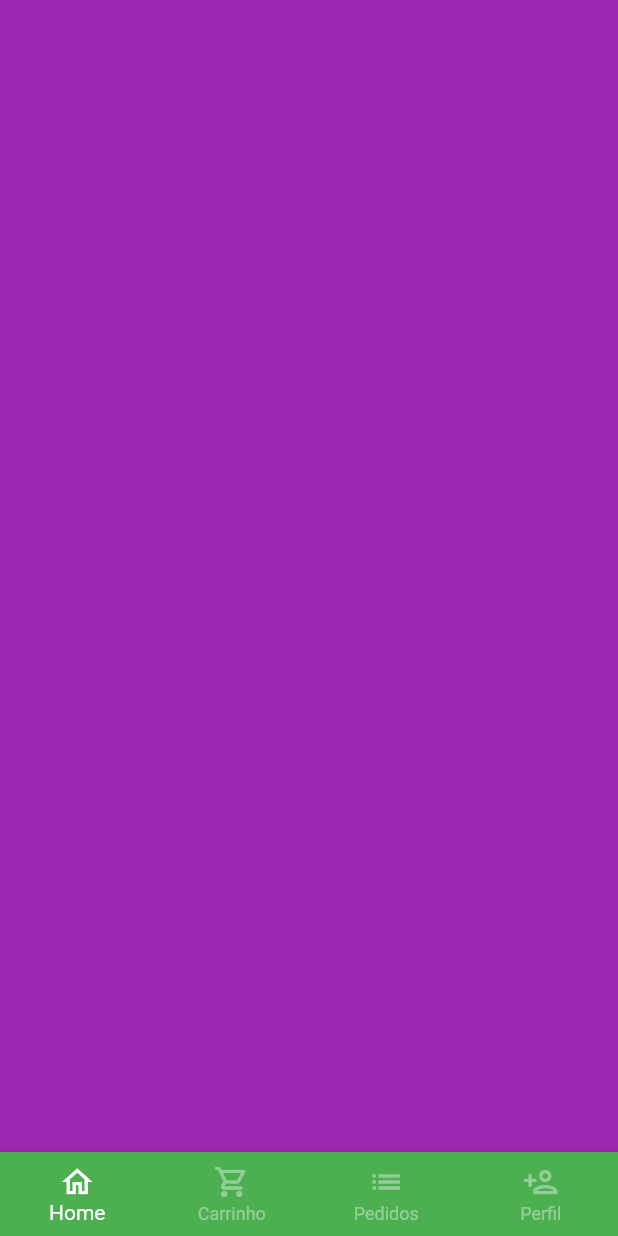
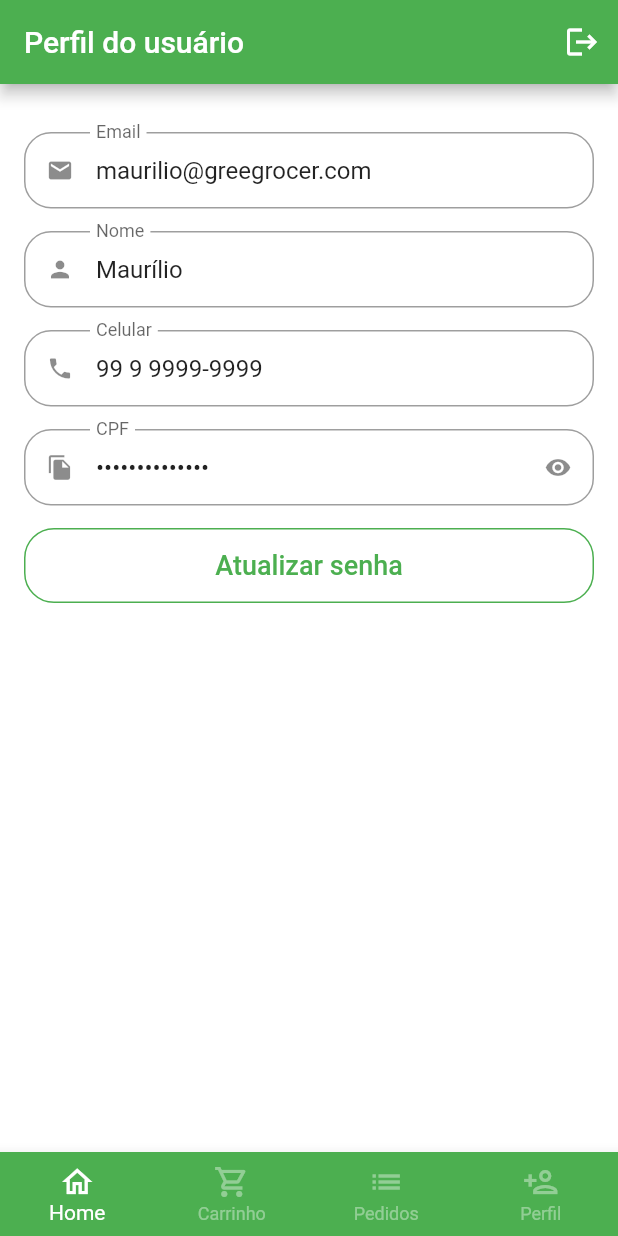
Before and after one commit to Maurilio-David/Greengrocer, a Flutter app: the BaseScreen screen opened directly, swiped to page 4, on a phone screen of 412 x 824 dp. Run offline on Flutter 3.47's test engine with Material 2 defaults, Android fonts, the phone set to English and light mode, and no system bars; our stand-ins replace animated_text_kit, badges, mask_text_input_formatter.

Commit message:
Tela perfil do usuário

```diff
--- a/lib/src/config/app_data.dart
+++ b/lib/src/config/app_data.dart
@@ -1,5 +1,6 @@
 import 'package:greengrocer/src/models/cart_item_model.dart';
 import 'package:greengrocer/src/models/item_model.dart';
+import 'package:greengrocer/src/models/user_model.dart';
 
 ItemModel apple = ItemModel(
   description:
@@ -87,3 +88,11 @@ List<CartItemModel> cartItems = [
     quantity: 3,
   ),
 ];
+
+UserModel user = UserModel(
+  name: 'Maurílio',
+  email: 'maurilio@greegrocer.com',
+  phone: '99 9 9999-9999',
+  cpf: '999.999.999-99',
+  password: '',
+);
--- /dev/null
+++ b/lib/src/models/user_model.dart
@@ -0,0 +1,15 @@
+class UserModel {
+  String name;
+  String email;
+  String phone;
+  String cpf;
+  String password;
+
+  UserModel({
+    required this.name,
+    required this.email,
+    required this.phone,
+    required this.cpf,
+    required this.password,
+  });
+}
--- a/lib/src/pages/auth/sign_in_screen.dart
+++ b/lib/src/pages/auth/sign_in_screen.dart
@@ -1,7 +1,7 @@
 import 'package:animated_text_kit/animated_text_kit.dart';
 import 'package:flutter/material.dart';
 import 'package:greengrocer/src/config/customs_color.dart';
-import 'package:greengrocer/src/pages/auth/components/custom_text_field.dart';
+import 'package:greengrocer/src/pages/common_widgets/custom_text_field.dart';
 import 'package:greengrocer/src/pages/auth/sing_up_screen.dart';
 import 'package:greengrocer/src/pages/base/base_screen.dart';
 
--- a/lib/src/pages/auth/sing_up_screen.dart
+++ b/lib/src/pages/auth/sing_up_screen.dart
@@ -1,6 +1,6 @@
 import 'package:flutter/material.dart';
 import 'package:greengrocer/src/config/customs_color.dart';
-import 'package:greengrocer/src/pages/auth/components/custom_text_field.dart';
+import 'package:greengrocer/src/pages/common_widgets/custom_text_field.dart';
 import 'package:mask_text_input_formatter/mask_text_input_formatter.dart';
 
 class SingUpScreen extends StatelessWidget {
--- a/lib/src/pages/base/base_screen.dart
+++ b/lib/src/pages/base/base_screen.dart
@@ -1,6 +1,7 @@
 import 'package:flutter/material.dart';
 import 'package:greengrocer/src/pages/cart/cart_tab.dart';
 import 'package:greengrocer/src/pages/home/home_tab.dart';
+import 'package:greengrocer/src/pages/profile/profile_tab.dart';
 
 class BaseScreen extends StatefulWidget {
   BaseScreen({Key? key}) : super(key: key);
@@ -21,13 +22,11 @@ class _BaseScreenState extends State<BaseScreen> {
         controller: pageController,
         children: [
           const HomeTab(),
-          CartTab(),
+          const CartTab(),
           Container(
             color: Colors.blue,
           ),
-          Container(
-            color: Colors.purple,
-          ),
+          const ProfileTab(),
         ],
       ),
       bottomNavigationBar: BottomNavigationBar(
--- a/lib/src/pages/cart/cart_tab.dart
+++ b/lib/src/pages/cart/cart_tab.dart
@@ -35,7 +35,7 @@ class _CartTabState extends State<CartTab> {
     return Scaffold(
       appBar: AppBar(
         title: const Text('Carrinho'),
-        leading: null,
+        automaticallyImplyLeading: false,
       ),
       body: Column(
         children: [
--- a/lib/src/pages/auth/components/custom_text_field.dart
+++ b/lib/src/pages/common_widgets/custom_text_field.dart
@@ -6,13 +6,17 @@ class CustomTextField extends StatefulWidget {
   final String label;
   final bool isSecret;
   final List<TextInputFormatter>? inputFormatters;
+  final String? initialValue;
+  final bool readOnly;
 
   const CustomTextField(
       {Key? key,
       required this.icon,
       required this.label,
       this.isSecret = false,
-      this.inputFormatters})
+      this.inputFormatters,
+      this.initialValue,
+      this.readOnly = false})
       : super(key: key);
 
   @override
@@ -33,6 +37,8 @@ class _CustomTextFieldState extends State<CustomTextField> {
     return Padding(
       padding: const EdgeInsets.only(bottom: 15),
       child: TextFormField(
+        readOnly: widget.readOnly,
+        initialValue: widget.initialValue,
         inputFormatters: widget.inputFormatters,
         obscureText: isObscure,
         decoration: InputDecoration(
--- a/lib/src/pages/home/home_tab.dart
+++ b/lib/src/pages/home/home_tab.dart
@@ -20,6 +20,7 @@ class _HomeTabState extends State<HomeTab> {
     return Scaffold(
       //Appbar
       appBar: AppBar(
+        automaticallyImplyLeading: false,
         backgroundColor: Colors.transparent,
         elevation: 0,
         centerTitle: true,
--- /dev/null
+++ b/lib/src/pages/profile/profile_tab.dart
@@ -0,0 +1,160 @@
+import 'package:flutter/material.dart';
+import 'package:greengrocer/src/pages/common_widgets/custom_text_field.dart';
+import 'package:greengrocer/src/config/app_data.dart' as appData;
+
+class ProfileTab extends StatefulWidget {
+  const ProfileTab({Key? key}) : super(key: key);
+
+  @override
+  State<ProfileTab> createState() => _ProfileTabState();
+}
+
+class _ProfileTabState extends State<ProfileTab> {
+  @override
+  Widget build(BuildContext context) {
+    return Scaffold(
+      //Appbar
+      appBar: AppBar(
+        automaticallyImplyLeading: false,
+        title: const Text('Perfil do usuário'),
+        actions: [
+          IconButton(
+            onPressed: () {},
+            icon: const Icon(Icons.logout),
+          ),
+        ],
+      ),
+      body: ListView(
+        physics: const BouncingScrollPhysics(),
+        padding: const EdgeInsets.fromLTRB(16, 32, 16, 16),
+        children: [
+          //Email
+          CustomTextField(
+            initialValue: appData.user.email,
+            icon: Icons.email,
+            label: 'Email',
+            readOnly: true,
+          ),
+          //Nome
+          CustomTextField(
+            initialValue: appData.user.name,
+            icon: Icons.person,
+            label: 'Nome',
+            readOnly: true,
+          ),
+          //Celular
+          CustomTextField(
+            initialValue: appData.user.phone,
+            icon: Icons.phone,
+            label: 'Celular',
+            readOnly: true,
+          ),
+          //CPF
+          CustomTextField(
+            initialValue: appData.user.cpf,
+            icon: Icons.file_copy,
+            label: 'CPF',
+            isSecret: true,
+            readOnly: true,
+          ),
+          //Botão atulizar senha
+          SizedBox(
+            height: 50,
+            child: OutlinedButton(
+              style: OutlinedButton.styleFrom(
+                  side: const BorderSide(
+                    color: Colors.green,
+                  ),
+                  shape: RoundedRectangleBorder(
+                      borderRadius: BorderRadius.circular(20))),
+              onPressed: () {
+                updatePassword();
+              },
+              child: const Text(
+                'Atualizar senha',
+                style: TextStyle(fontSize: 18),
+              ),
+            ),
+          )
+        ],
+      ),
+    );
+  }
+
+  Future<bool?> updatePassword() {
+    return showDialog(
+        context: context,
+        builder: (context) {
+          return Dialog(
+            shape: RoundedRectangleBorder(
+              borderRadius: BorderRadius.circular(20),
+            ),
+            child: Stack(
+              children: [
+                Padding(
+                  padding: const EdgeInsets.all(16.0),
+                  child: Column(
+                    crossAxisAlignment: CrossAxisAlignment.stretch,
+                    mainAxisSize: MainAxisSize.min,
+                    children: [
+                      //Titulo
+                      const Padding(
+                        padding: EdgeInsets.symmetric(vertical: 12),
+                        child: Center(
+                          child: Text(
+                            'Atualização de senha',
+                            style: TextStyle(
+                              fontSize: 18,
+                              fontWeight: FontWeight.bold,
+                            ),
+                          ),
+                        ),
+                      ),
+                      //Senha atua
+                      const CustomTextField(
+                        icon: Icons.lock,
+                        label: 'Senha atual',
+                        isSecret: true,
+                      ),
+                      //Nova senha
+                      const CustomTextField(
+                        icon: Icons.lock_clock_outlined,
+                        label: 'Nova senha',
+                        isSecret: true,
+                      ),
+                      //Confirmar nova senha
+                      const CustomTextField(
+                        icon: Icons.lock_clock_outlined,
+                        label: 'Confirmar nova senha',
+                        isSecret: true,
+                      ),
+                      //Botão de confirmação
+                      SizedBox(
+                        height: 45,
+                        child: ElevatedButton(
+                          style: ElevatedButton.styleFrom(
+                              shape: RoundedRectangleBorder(
+                                  borderRadius: BorderRadius.circular(20))),
+                          onPressed: () {},
+                          child: const Text('Atualizar'),
+                        ),
+                      ),
+                    ],
+                  ),
+                ),
+                Positioned(
+                  top: 5,
+                  right: 5,
+                  child: IconButton(
+                    onPressed: () {
+                      Navigator.of(context).pop();
+                    },
+                    icon: const Icon(Icons.close),
+                  ),
+                )
+              ],
+            ),
+          );
+        });
+  }
+}
```
